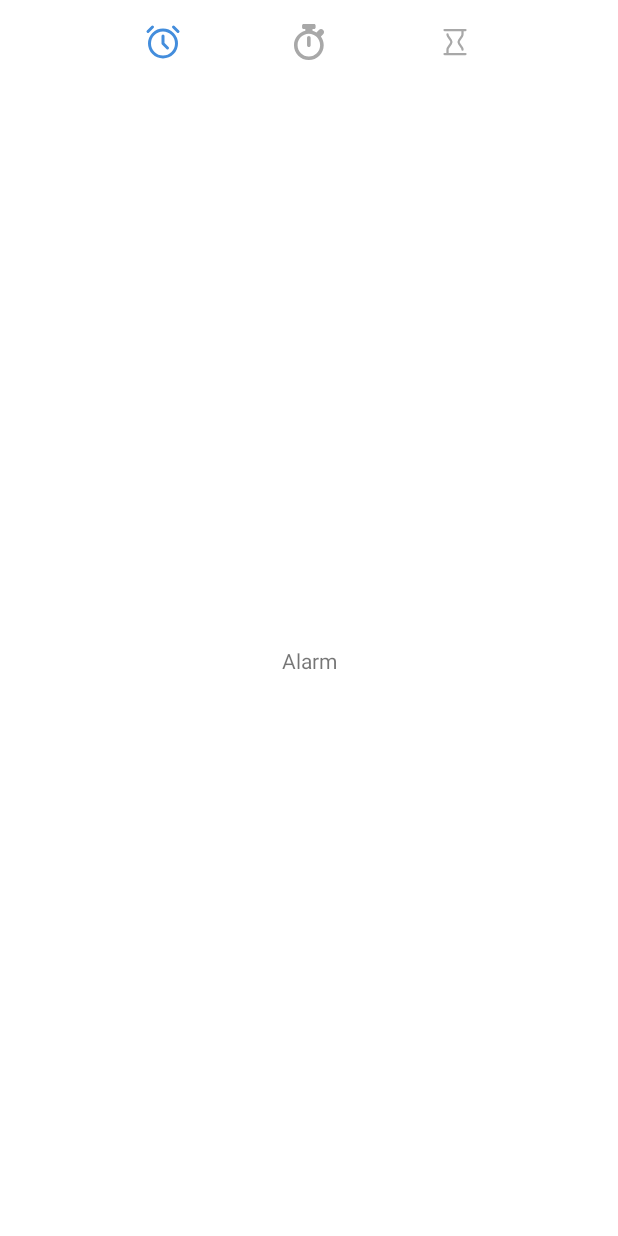
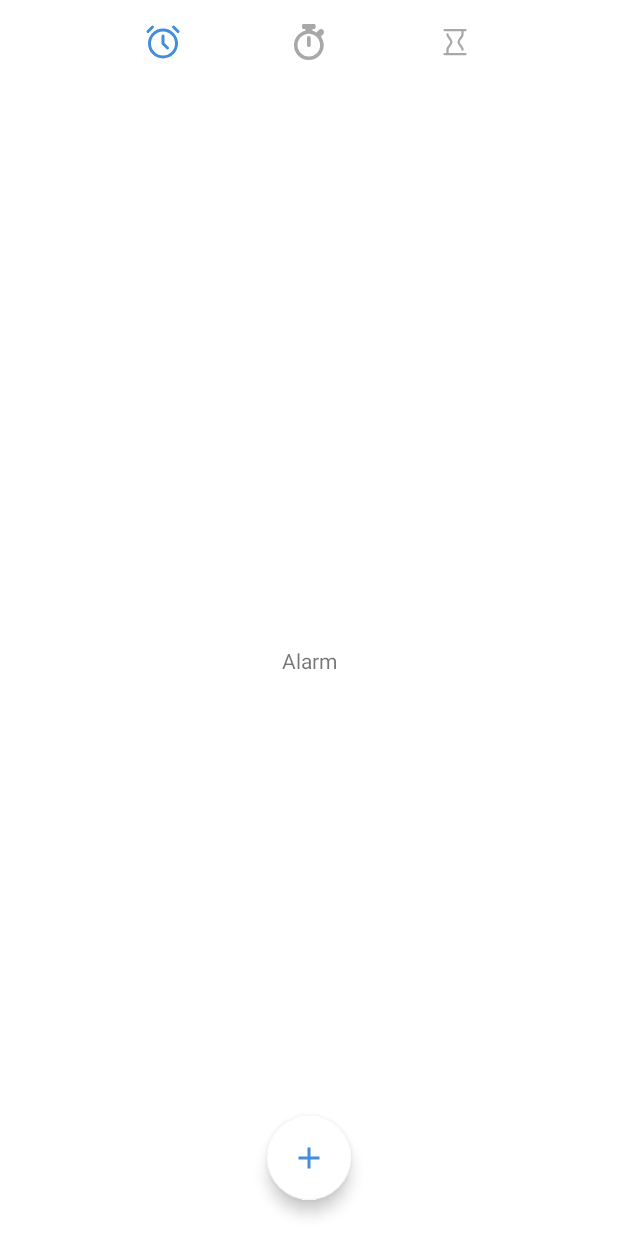
Before and after one commit to etokoc/ClockTracker, an Android app: the screen it shows after launch (ClockActivity), on a phone screen of 412 x 824 dp. Before the commit the screen is almost empty. Run offline under Robolectric (Android 15) with nearby library versions, the phone set to English and light mode, and no system bars; our stand-ins replace navigation-ui.

Commit message:
animasyonlar ve alarm setting sayfasını ekleme

```diff
--- a/app/build.gradle
+++ b/app/build.gradle
@@ -27,6 +27,9 @@ android {
     compileOptions {
         sourceCompatibility JavaVersion.VERSION_1_8
         targetCompatibility JavaVersion.VERSION_1_8
+    }
+    buildFeatures{
+        viewBinding true
     }
     kotlinOptions {
         jvmTarget = '1.8'
--- a/app/src/main/java/com/metoer/clocktracker/ui/view/activity/ClockActivity.kt
+++ b/app/src/main/java/com/metoer/clocktracker/ui/view/activity/ClockActivity.kt
@@ -11,14 +11,9 @@ import kotlinx.android.synthetic.main.activity_main.*
 class ClockActivity : AppCompatActivity() {
     override fun onCreate(savedInstanceState: Bundle?) {
         super.onCreate(savedInstanceState)
-        hideSystemUI()
         setContentView(R.layout.activity_main)
         val navController = findNavController(R.id.home_fragment)
         clockMenuBar.setupWithNavController(navController)
     }
 
-    // This snippet hides the system bars.
-    private fun hideSystemUI() {
-
-    }
 }
--- a/app/src/main/java/com/metoer/clocktracker/ui/view/fragment/AlarmFragment.kt
+++ b/app/src/main/java/com/metoer/clocktracker/ui/view/fragment/AlarmFragment.kt
@@ -5,15 +5,31 @@ import androidx.fragment.app.Fragment
 import android.view.LayoutInflater
 import android.view.View
 import android.view.ViewGroup
+import androidx.navigation.Navigation
 import com.metoer.clocktracker.R
+import com.metoer.clocktracker.databinding.FragmentAlarmBinding
 
 class AlarmFragment : Fragment() {
+
+    private var _binding: FragmentAlarmBinding? = null
+    private val binding
+        get() = _binding!!
 
     override fun onCreateView(
         inflater: LayoutInflater, container: ViewGroup?,
         savedInstanceState: Bundle?
-    ): View? {
-        return inflater.inflate(R.layout.fragment_alarm, container, false)
+    ): View {
+        _binding = FragmentAlarmBinding.inflate(inflater, container, false)
+
+        binding.apply {
+
+            fabTimePickerDialog.setOnClickListener {
+                 Navigation.findNavController(it).navigate(R.id.action_alarmFragment_to_alarmSettingFragment)
+            }
+
+        }
+
+        return binding.root
     }
 
 }
--- /dev/null
+++ b/app/src/main/res/anim/from_left.xml
@@ -0,0 +1,11 @@
+<?xml version="1.0" encoding="utf-8"?>
+<set xmlns:android="http://schemas.android.com/apk/res/android">
+
+    <!--sola doğru animation yada geri açılacak aktivete-->
+    <translate
+        android:fromXDelta="-100%"
+        android:toXDelta="0%"
+        android:duration="300"
+        />
+
+</set>
--- /dev/null
+++ b/app/src/main/res/anim/from_right.xml
@@ -0,0 +1,11 @@
+<?xml version="1.0" encoding="utf-8"?>
+<set xmlns:android="http://schemas.android.com/apk/res/android">
+
+    <!--sola doğru animation yada geri-->
+    <translate
+        android:fromXDelta="100%"
+        android:toXDelta="0%"
+        android:duration="300"
+        />
+
+</set>
--- /dev/null
+++ b/app/src/main/res/anim/to_left.xml
@@ -0,0 +1,11 @@
+<?xml version="1.0" encoding="utf-8"?>
+<set xmlns:android="http://schemas.android.com/apk/res/android">
+
+    <!--geri yaptığımızda diğer animasyona doğru sağ yapıyor-->
+    <translate
+        android:fromXDelta="0%"
+        android:toXDelta="-100%"
+        android:duration="300"
+        />
+
+</set>
--- /dev/null
+++ b/app/src/main/res/anim/to_right.xml
@@ -0,0 +1,11 @@
+<?xml version="1.0" encoding="utf-8"?>
+<set xmlns:android="http://schemas.android.com/apk/res/android">
+
+    <!--sola doğru animation yada geri ama bulunduğumuz aktivetiyi kaydırıyor-->
+    <translate
+        android:fromXDelta="0%"
+        android:toXDelta="100%"
+        android:duration="300"
+        />
+
+</set>
--- /dev/null
+++ b/app/src/main/res/drawable/ic_add.xml
@@ -0,0 +1,5 @@
+<vector android:height="24dp" android:tint="#F33A87DA"
+    android:viewportHeight="24" android:viewportWidth="24"
+    android:width="24dp" xmlns:android="http://schemas.android.com/apk/res/android">
+    <path android:fillColor="@android:color/white" android:pathData="M19,13h-6v6h-2v-6H5v-2h6V5h2v6h6v2z"/>
+</vector>
--- a/app/src/main/res/layout/fragment_alarm.xml
+++ b/app/src/main/res/layout/fragment_alarm.xml
@@ -15,4 +15,18 @@
         app:layout_constraintEnd_toEndOf="parent"
         app:layout_constraintStart_toStartOf="parent"
         app:layout_constraintTop_toTopOf="parent" />
+
+    <com.google.android.material.floatingactionbutton.FloatingActionButton
+        android:id="@+id/fabTimePickerDialog"
+        android:layout_width="wrap_content"
+        android:layout_height="wrap_content"
+        android:layout_marginBottom="24dp"
+        android:clickable="true"
+        app:tint="@color/appBlue"
+        app:backgroundTint="@color/white"
+        android:src="@drawable/ic_add"
+        app:layout_constraintBottom_toBottomOf="parent"
+        app:layout_constraintEnd_toEndOf="parent"
+        app:layout_constraintStart_toStartOf="parent"
+        android:focusable="true" />
 </androidx.constraintlayout.widget.ConstraintLayout>
--- a/app/src/main/res/navigation/clock_navigation.xml
+++ b/app/src/main/res/navigation/clock_navigation.xml
@@ -9,7 +9,15 @@
         android:id="@+id/alarmFragment"
         android:name="com.metoer.clocktracker.ui.view.fragment.AlarmFragment"
         android:label="fragment_alarm"
-        tools:layout="@layout/fragment_alarm" />
+        tools:layout="@layout/fragment_alarm" >
+        <action
+            android:id="@+id/action_alarmFragment_to_alarmSettingFragment"
+            app:destination="@id/alarmSettingFragment"
+            app:enterAnim="@anim/from_right"
+            app:exitAnim="@anim/to_left"
+            app:popEnterAnim="@anim/from_left"
+            app:popExitAnim="@anim/to_right" />
+    </fragment>
     <fragment
         android:id="@+id/counterFragment"
         android:name="com.metoer.clocktracker.ui.view.fragment.CounterFragment"
@@ -20,4 +28,9 @@
         android:name="com.metoer.clocktracker.ui.view.fragment.CountDownFragment"
         android:label="fragment_count_down"
         tools:layout="@layout/fragment_count_down" />
+    <fragment
+        android:id="@+id/alarmSettingFragment"
+        android:name="com.metoer.clocktracker.ui.view.fragment.AlarmSettingFragment"
+        android:label="fragment_alarm_setting"
+        tools:layout="@layout/fragment_alarm_setting" />
 </navigation>
```
Also changed, not shown: app/src/main/java/com/metoer/clocktracker/ui/view/fragment/AlarmSettingFragment.kt (added, +45 -0 lines), app/src/main/res/layout/fragment_alarm_setting.xml (added, +18 -0 lines).
